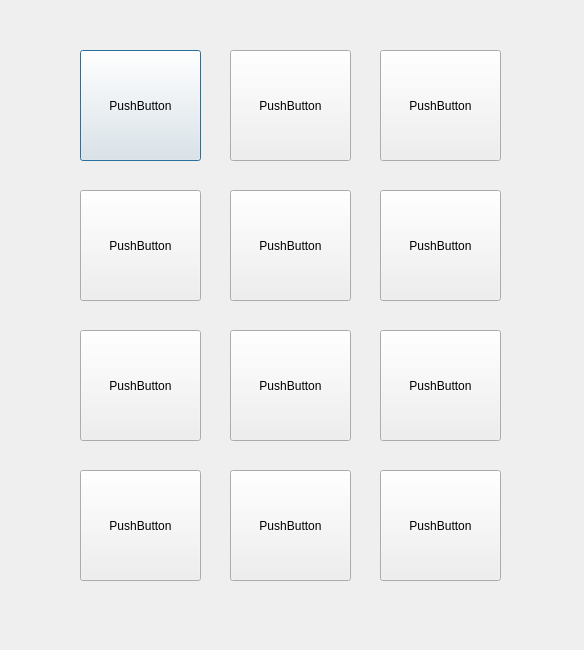
Maknez/CompProject-, file ProjectQT/game.ui: the form before one commit.
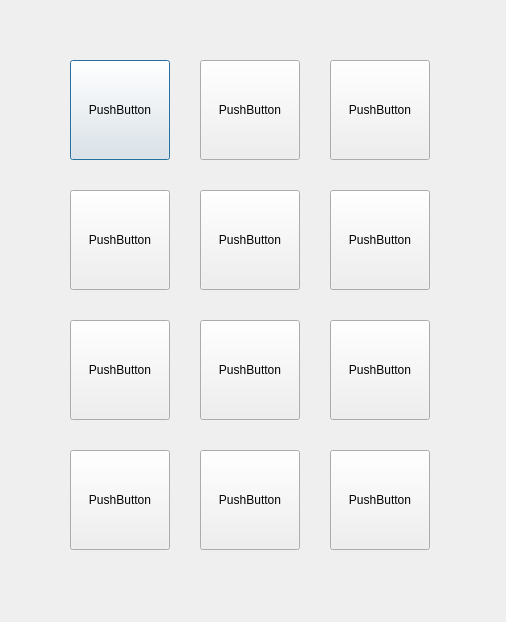
The form after the commit.

Patch:
```diff
--- a/ProjectQT/game.ui
+++ b/ProjectQT/game.ui
@@ -6,8 +6,8 @@
    <rect>
     <x>0</x>
     <y>0</y>
-    <width>584</width>
-    <height>650</height>
+    <width>506</width>
+    <height>622</height>
    </rect>
   </property>
   <property name="windowTitle">
@@ -16,10 +16,10 @@
   <widget class="QPushButton" name="pushButton">
    <property name="geometry">
     <rect>
-     <x>80</x>
-     <y>50</y>
-     <width>121</width>
-     <height>111</height>
+     <x>70</x>
+     <y>60</y>
+     <width>100</width>
+     <height>100</height>
     </rect>
    </property>
    <property name="text">
@@ -29,10 +29,10 @@
   <widget class="QPushButton" name="pushButton_2">
    <property name="geometry">
     <rect>
-     <x>230</x>
-     <y>50</y>
-     <width>121</width>
-     <height>111</height>
+     <x>200</x>
+     <y>60</y>
+     <width>100</width>
+     <height>100</height>
     </rect>
    </property>
    <property name="text">
@@ -42,10 +42,10 @@
   <widget class="QPushButton" name="pushButton_3">
    <property name="geometry">
     <rect>
-     <x>380</x>
-     <y>50</y>
-     <width>121</width>
-     <height>111</height>
+     <x>330</x>
+     <y>60</y>
+     <width>100</width>
+     <height>100</height>
     </rect>
    </property>
    <property name="text">
@@ -55,10 +55,10 @@
   <widget class="QPushButton" name="pushButton_4">
    <property name="geometry">
     <rect>
-     <x>80</x>
+     <x>70</x>
      <y>190</y>
-     <width>121</width>
-     <height>111</height>
+     <width>100</width>
+     <height>100</height>
     </rect>
    </property>
    <property name="text">
@@ -68,10 +68,10 @@
   <widget class="QPushButton" name="pushButton_5">
    <property name="geometry">
     <rect>
-     <x>230</x>
+     <x>200</x>
      <y>190</y>
-     <width>121</width>
-     <height>111</height>
+     <width>100</width>
+     <height>100</height>
     </rect>
    </property>
    <property name="text">
@@ -81,10 +81,10 @@
   <widget class="QPushButton" name="pushButton_6">
    <property name="geometry">
     <rect>
-     <x>380</x>
+     <x>330</x>
      <y>190</y>
-     <width>121</width>
-     <height>111</height>
+     <width>100</width>
+     <height>100</height>
     </rect>
    </property>
    <property name="text">
@@ -94,10 +94,10 @@
   <widget class="QPushButton" name="pushButton_7">
    <property name="geometry">
     <rect>
-     <x>80</x>
-     <y>330</y>
-     <width>121</width>
-     <height>111</height>
+     <x>70</x>
+     <y>320</y>
+     <width>100</width>
+     <height>100</height>
     </rect>
    </property>
    <property name="text">
@@ -107,10 +107,10 @@
   <widget class="QPushButton" name="pushButton_8">
    <property name="geometry">
     <rect>
-     <x>230</x>
-     <y>330</y>
-     <width>121</width>
-     <height>111</height>
+     <x>200</x>
+     <y>320</y>
+     <width>100</width>
+     <height>100</height>
     </rect>
    </property>
    <property name="text">
@@ -120,10 +120,10 @@
   <widget class="QPushButton" name="pushButton_9">
    <property name="geometry">
     <rect>
-     <x>380</x>
-     <y>330</y>
-     <width>121</width>
-     <height>111</height>
+     <x>330</x>
+     <y>320</y>
+     <width>100</width>
+     <height>100</height>
     </rect>
    </property>
    <property name="text">
@@ -133,10 +133,10 @@
   <widget class="QPushButton" name="pushButton_10">
    <property name="geometry">
     <rect>
-     <x>80</x>
-     <y>470</y>
-     <width>121</width>
-     <height>111</height>
+     <x>70</x>
+     <y>450</y>
+     <width>100</width>
+     <height>100</height>
     </rect>
    </property>
    <property name="text">
@@ -146,10 +146,10 @@
   <widget class="QPushButton" name="pushButton_11">
    <property name="geometry">
     <rect>
-     <x>230</x>
-     <y>470</y>
-     <width>121</width>
-     <height>111</height>
+     <x>200</x>
+     <y>450</y>
+     <width>100</width>
+     <height>100</height>
     </rect>
    </property>
    <property name="text">
@@ -159,10 +159,10 @@
   <widget class="QPushButton" name="pushButton_12">
    <property name="geometry">
     <rect>
-     <x>380</x>
-     <y>470</y>
-     <width>121</width>
-     <height>111</height>
+     <x>330</x>
+     <y>450</y>
+     <width>100</width>
+     <height>100</height>
     </rect>
    </property>
    <property name="text">
```
